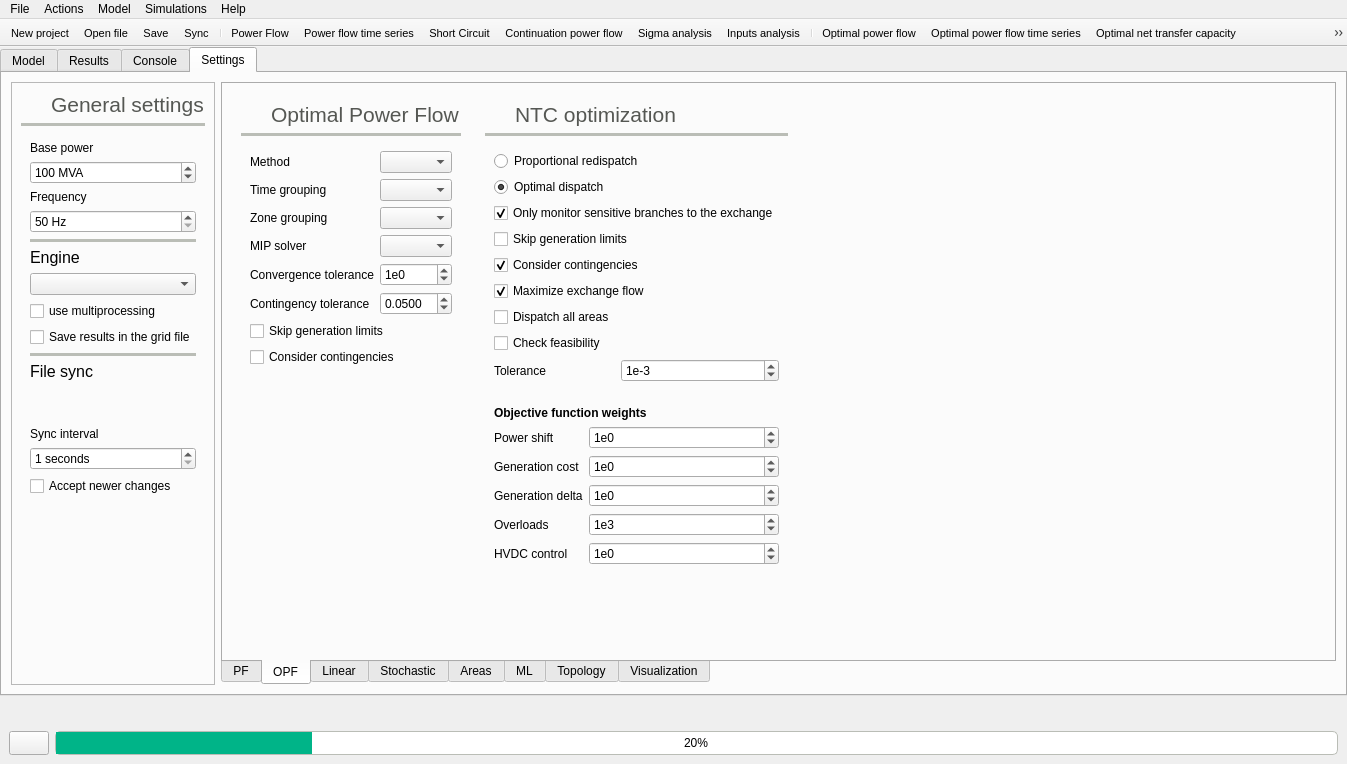
This is src/GridCal/Gui/Main/MainWindow.ui in SanPen/GridCal as Qt 5 draws it before an edit. The edited form follows.
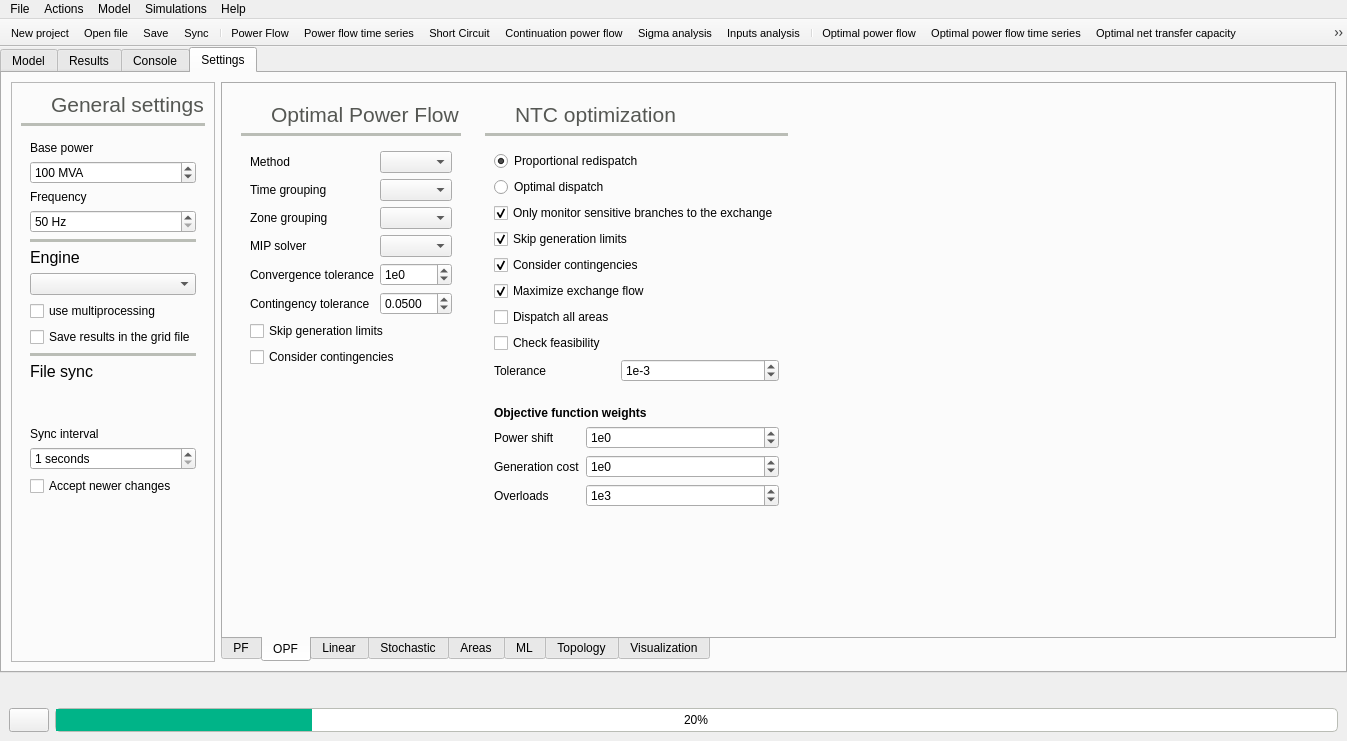
This is the edited form. The open tabs and pages were chosen to show the change. Icons and pictures are not drawn.

Commit message: removed unused weights in ntc opf panel

The edit to the form file:
```diff
--- a/src/GridCal/Gui/Main/MainWindow.ui
+++ b/src/GridCal/Gui/Main/MainWindow.ui
@@ -7,7 +7,7 @@
     <x>0</x>
     <y>0</y>
     <width>1347</width>
-    <height>764</height>
+    <height>741</height>
    </rect>
   </property>
   <property name="baseSize">
@@ -3261,7 +3261,7 @@
                      <string>Proportional redispatch</string>
                     </property>
                     <property name="checked">
-                     <bool>false</bool>
+                     <bool>true</bool>
                     </property>
                    </widget>
                   </item>
@@ -3326,7 +3326,7 @@
                      <string>Skip generation limits</string>
                     </property>
                     <property name="checked">
-                     <bool>false</bool>
+                     <bool>true</bool>
                     </property>
                    </widget>
                   </item>
@@ -3339,7 +3339,7 @@
                      <string>Optimal dispatch</string>
                     </property>
                     <property name="checked">
-                     <bool>true</bool>
+                     <bool>false</bool>
                     </property>
                    </widget>
                   </item>
@@ -3579,36 +3579,13 @@
                    </widget>
                   </item>
                   <item row="3" column="0">
-                   <widget class="QLabel" name="label_99">
-                    <property name="text">
-                     <string>Generation delta</string>
-                    </property>
-                   </widget>
-                  </item>
-                  <item row="3" column="1">
-                   <widget class="QSpinBox" name="weightGenDeltaSpinBox">
-                    <property name="suffix">
-                     <string/>
-                    </property>
-                    <property name="prefix">
-                     <string>1e</string>
-                    </property>
-                    <property name="minimum">
-                     <number>-99</number>
-                    </property>
-                    <property name="value">
-                     <number>0</number>
-                    </property>
-                   </widget>
-                  </item>
-                  <item row="4" column="0">
                    <widget class="QLabel" name="label_98">
                     <property name="text">
                      <string>Overloads</string>
                     </property>
                    </widget>
                   </item>
-                  <item row="4" column="1">
+                  <item row="3" column="1">
                    <widget class="QSpinBox" name="weightsOverloadsSpinBox">
                     <property name="suffix">
                      <string/>
@@ -3624,26 +3601,6 @@
                     </property>
                    </widget>
                   </item>
-                  <item row="5" column="0">
-                   <widget class="QLabel" name="label_100">
-                    <property name="text">
-                     <string>HVDC control</string>
-                    </property>
-                   </widget>
-                  </item>
-                  <item row="5" column="1">
-                   <widget class="QSpinBox" name="weightsHVDCControlSpinBox">
-                    <property name="suffix">
-                     <string/>
-                    </property>
-                    <property name="prefix">
-                     <string>1e</string>
-                    </property>
-                    <property name="minimum">
-                     <number>-99</number>
-                    </property>
-                   </widget>
-                  </item>
                  </layout>
                 </widget>
                </item>
```
Left out of the diff: 6 changed lines with no effect on the pictures. The commit also changes 3 other files.
